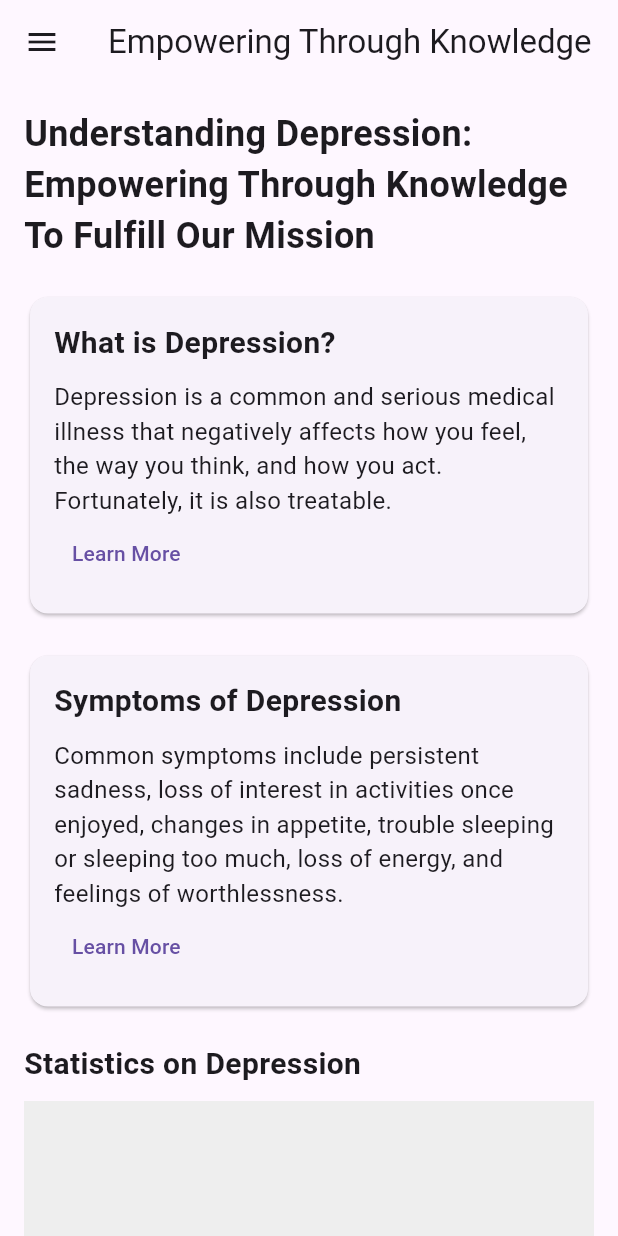
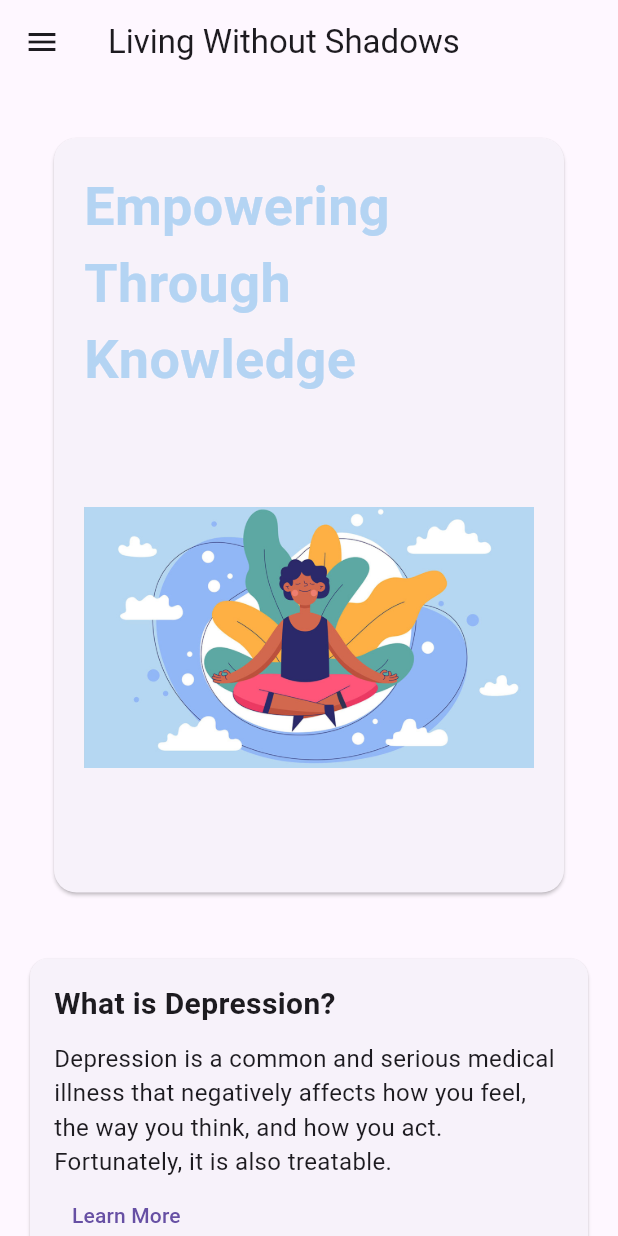
Before and after one commit to KarinaJoanna/living_without_shadows, a Flutter app: the EmpoweringKnowledgeScreen screen opened directly, on a phone screen of 412 x 824 dp. Run offline on Flutter 3.47's test engine with Material 3 defaults, Android fonts, the phone set to English and light mode, and no system bars.

Commit message:
update styles

```diff
--- a/lib/screens/empowering_knowledge_screen.dart
+++ b/lib/screens/empowering_knowledge_screen.dart
@@ -1,4 +1,6 @@
 import 'package:flutter/material.dart';
+import 'package:living_without_shadows/screens/chat_screen.dart';
+import 'package:living_without_shadows/screens/questionnaire_screen.dart';
 import 'package:living_without_shadows/widgets/header_section.dart';
 import '../widgets/footer_section.dart';
 
@@ -8,25 +10,32 @@ class EmpoweringKnowledgeScreen extends StatelessWidget {
     return Scaffold(
       appBar: _isSmallScreen(context)
           ? AppBar(
-              title: Text('Empowering Through Knowledge'),
+              title: Text('Living Without Shadows'),
             )
           : AppBar(
-              title: Text('Empowering Through Knowledge'),
+              title: Text('Living Without Shadows'),
               actions: [
                 TextButton(
                   onPressed: () {},
                   child: Text('About'),
                 ),
                 TextButton(
-                  onPressed: () {},
+                  onPressed: () {
+                    Navigator.push(
+                      context,
+                      MaterialPageRoute(
+                          builder: (context) => QuestionnaireScreen()),
+                    );
+                  },
                   child: Text('Questionnaire'),
                 ),
-                TextButton(
-                  onPressed: () {},
-                  child: Text('Information'),
-                ),
                 ElevatedButton(
-                  onPressed: () {},
+                  onPressed: () {
+                    Navigator.push(
+                      context,
+                      MaterialPageRoute(builder: (context) => ChatScreen()),
+                    );
+                  },
                   child: Text('Let\'s Chat'),
                   style: ElevatedButton.styleFrom(
                     foregroundColor: Colors.orange,
@@ -49,11 +58,28 @@ class EmpoweringKnowledgeScreen extends StatelessWidget {
               child: Column(
                 crossAxisAlignment: CrossAxisAlignment.start,
                 children: [
-                  Text(
-                    'Understanding Depression: Empowering Through Knowledge To Fulfill Our Mission',
-                    style: TextStyle(
-                      fontSize: 24,
-                      fontWeight: FontWeight.bold,
+                  Card(
+                    margin: EdgeInsets.all(20),
+                    shape: RoundedRectangleBorder(
+                      borderRadius: BorderRadius.circular(15),
+                    ),
+                    child: Container(
+                      width: _getCardWidth(context),
+                      padding: EdgeInsets.all(20),
+                      child: Column(
+                        children: [
+                          Text(
+                            'Empowering Through Knowledge',
+                            style: TextStyle(
+                              fontSize: 36,
+                              fontWeight: FontWeight.bold,
+                              color: Color(0xFFb4d4f3),
+                            ),
+                          ),
+                          SizedBox(height: 10),
+                          Image.asset('assets/qsection.jpg', height: 300),
+                        ],
+                      ),
                     ),
                   ),
                   SizedBox(height: 20),
@@ -215,6 +241,17 @@ class EmpoweringKnowledgeScreen extends StatelessWidget {
   bool _isSmallScreen(BuildContext context) {
     return MediaQuery.of(context).size.width < 600;
   }
+
+  double _getCardWidth(BuildContext context) {
+    double screenWidth = MediaQuery.of(context).size.width;
+    if (screenWidth < 600) {
+      return screenWidth * 0.9;
+    } else if (screenWidth < 1200) {
+      return screenWidth * 0.75;
+    } else {
+      return screenWidth * 0.5;
+    }
+  }
 }
 
 class DrawerMenu extends StatelessWidget {
```
Also changed, not shown: lib/screens/home_page.dart (+16 -6 lines), lib/screens/questionnaire_screen.dart (+16 -8 lines), lib/screens/questionnaire_screen_main.dart (+17 -8 lines), lib/screens/talk_about_depression_screen.dart (+40 -12 lines), lib/widgets/header_widget.dart (deleted, +0 -31 lines).
